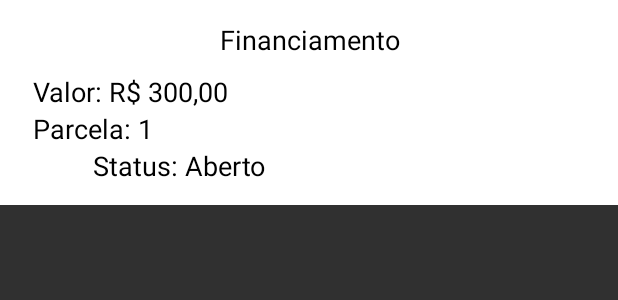
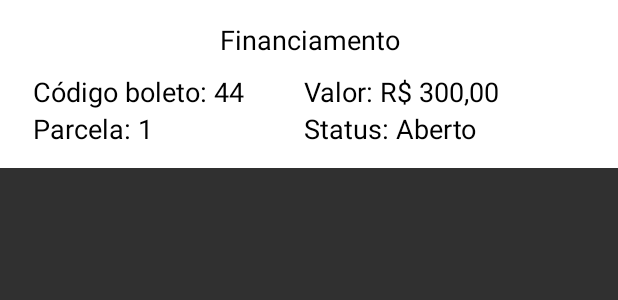
Before and after one commit to crllm/AppTB, an Android app: the layout item_boletos.xml on its own in the app's theme, with its tools: preview values and no code run, on a phone screen of 412 x 824 dp. Shown: the top 300 px of the screen. Run offline under Robolectric (Android 15) with nearby library versions, the phone set to English and light mode, and no system bars.

Commit message:
Coloquei o cod do boleto.

```diff
--- a/app/src/main/java/com/example/tb/traineebanking/Adapters/BoletosAdapter.java
+++ b/app/src/main/java/com/example/tb/traineebanking/Adapters/BoletosAdapter.java
@@ -47,6 +47,7 @@ public class BoletosAdapter extends RecyclerView.Adapter<BoletosAdapter.viewHold
     public void onBindViewHolder(@NonNull viewHolder viewHolder, int i) {
         Boleto boleto = mList.get(i);
 
+        viewHolder.lblCodBoleto.setText("Código boleto: "+String.valueOf(boleto.getIdBoleto()));
         viewHolder.lblTipoBoleto.setText(boleto.getEmprestimo().getTipo());
         viewHolder.lblValorParcela.setText("Valor: R$ " + Double.toString(boleto.getValor()));
         viewHolder.lblParcela.setText("Nº da Parcela: " + String.valueOf(boleto.getNumero()));
@@ -64,10 +65,13 @@ public class BoletosAdapter extends RecyclerView.Adapter<BoletosAdapter.viewHold
         public TextView lblValorParcela;
         public TextView lblParcela;
         public TextView lblStatusBoleto;
+        public TextView lblCodBoleto;
 
         public viewHolder(View itemView) {
             super(itemView);
 
+
+            lblCodBoleto = itemView.findViewById(R.id.lblCodBoleto);
             lblTipoBoleto = itemView.findViewById(R.id.lblTipoBoleto);
             lblValorParcela = itemView.findViewById(R.id.lblValorParcela);
             lblParcela = itemView.findViewById(R.id.lblParcela);
--- a/app/src/main/res/layout/item_boletos.xml
+++ b/app/src/main/res/layout/item_boletos.xml
@@ -27,17 +27,23 @@
 
         <LinearLayout
             android:layout_width="wrap_content"
+            android:layout_height="wrap_content">
+
+            <LinearLayout
+                android:layout_width="wrap_content"
                 android:layout_height="wrap_content"
                 android:layout_gravity="left"
+                android:layout_marginRight="40dp"
                 android:orientation="vertical">
 
                 <TextView
-                android:id="@+id/lblValorParcela"
+                    android:id="@+id/lblCodBoleto"
                     android:layout_width="wrap_content"
                     android:layout_height="wrap_content"
-                android:text="Valor: R$ 300,00"
+                    android:text="Código boleto: 44"
                     android:textColor="@color/black"
                     android:textSize="18sp" />
+
 
                 <TextView
                     android:id="@+id/lblParcela"
@@ -50,16 +56,29 @@
             </LinearLayout>
 
 
+            <LinearLayout
+                android:layout_width="wrap_content"
+                android:layout_height="wrap_content"
+                android:layout_gravity="right"
+                android:orientation="vertical">
+
+                <TextView
+                    android:id="@+id/lblValorParcela"
+                    android:layout_width="wrap_content"
+                    android:layout_height="wrap_content"
+                    android:text="Valor: R$ 300,00"
+                    android:textColor="@color/black"
+                    android:textSize="18sp" />
+
                 <TextView
                     android:id="@+id/lblStatusBoleto"
-            android:layout_width="match_parent"
+                    android:layout_width="wrap_content"
                     android:layout_height="wrap_content"
-            android:layout_marginLeft="40dp"
-            android:fontFamily="sans-serif"
                     android:text="Status: Aberto"
                     android:textColor="@color/black"
                     android:textSize="18sp" />
-
+            </LinearLayout>
+        </LinearLayout>
 
     </LinearLayout>
 </LinearLayout>
```
Lines whose indentation alone changed are shown as unchanged.
